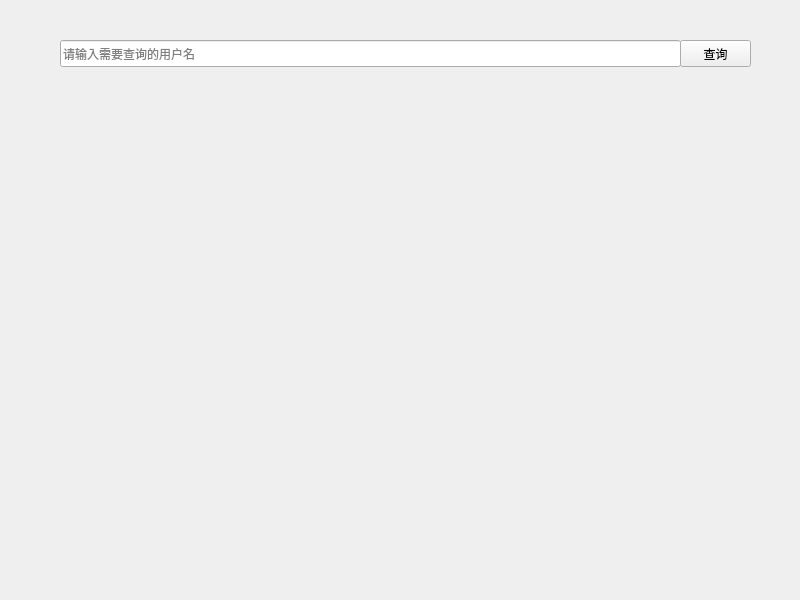
The window that window/searchwindow.ui (ssdut153/project-semester-1_3) describes before a commit, drawn with Qt 5.
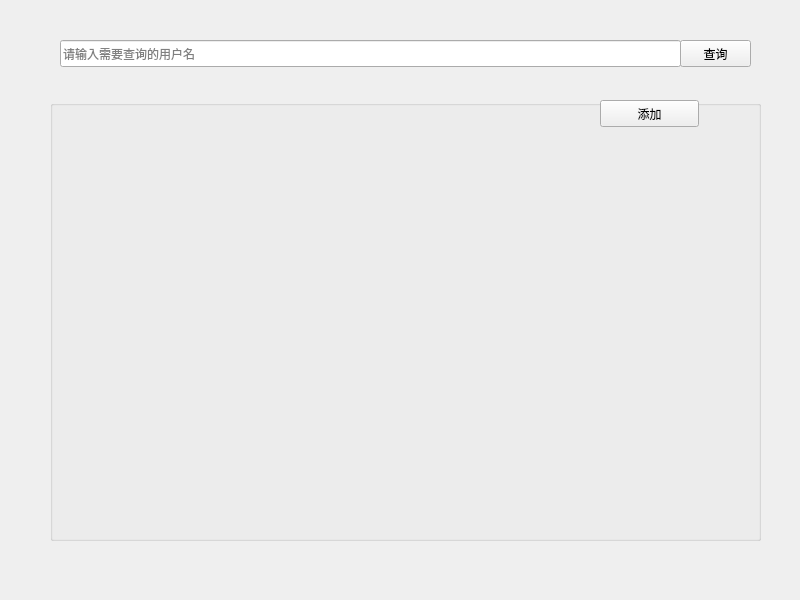
The same window after the commit.

Diff of the .ui file:
```diff
--- a/window/searchwindow.ui
+++ b/window/searchwindow.ui
@@ -52,6 +52,50 @@
      <string>查询</string>
     </property>
    </widget>
+   <widget class="QGroupBox" name="searchGroupBox">
+    <property name="geometry">
+     <rect>
+      <x>50</x>
+      <y>100</y>
+      <width>711</width>
+      <height>441</height>
+     </rect>
+    </property>
+    <property name="title">
+     <string/>
+    </property>
+    <widget class="QLabel" name="userLabel">
+     <property name="geometry">
+      <rect>
+       <x>20</x>
+       <y>0</y>
+       <width>511</width>
+       <height>31</height>
+      </rect>
+     </property>
+     <property name="text">
+      <string/>
+     </property>
+    </widget>
+    <widget class="QPushButton" name="addButton">
+     <property name="geometry">
+      <rect>
+       <x>550</x>
+       <y>0</y>
+       <width>99</width>
+       <height>27</height>
+      </rect>
+     </property>
+     <property name="text">
+      <string>添加</string>
+     </property>
+    </widget>
+   </widget>
+   <zorder>searchEdit</zorder>
+   <zorder>searchButton</zorder>
+   <zorder>searchGroupBox</zorder>
+   <zorder>userLabel</zorder>
+   <zorder>addButton</zorder>
   </widget>
  </widget>
  <resources/>
```
